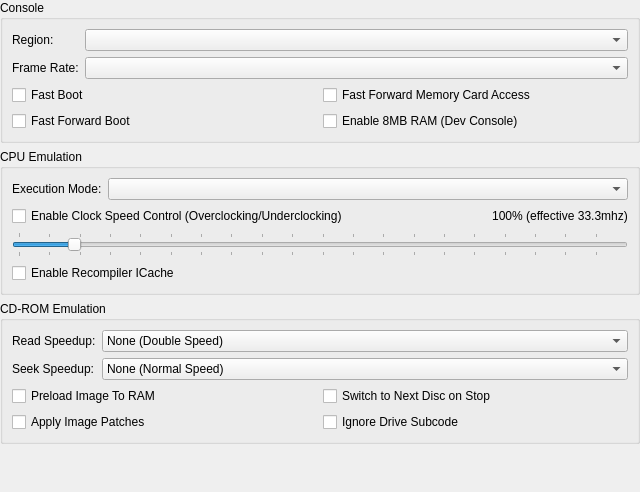
Above: src/duckstation-qt/consolesettingswidget.ui from stenzek/duckstation before the change. Below: the same form after it.
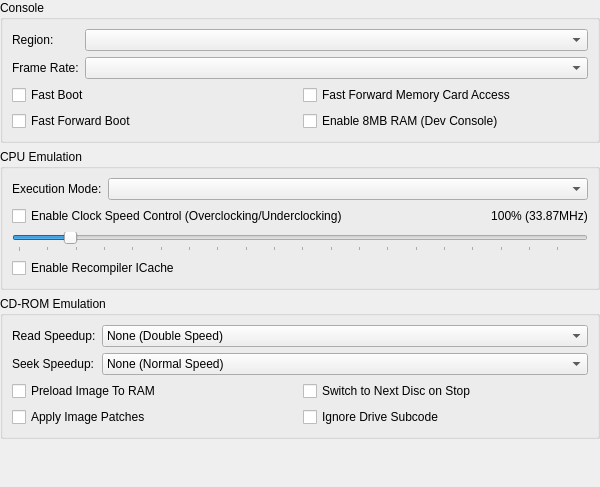
That is the form after the change.

Commit message: Qt: Polish sliders

The edit to the form file:
```diff
--- a/src/duckstation-qt/consolesettingswidget.ui
+++ b/src/duckstation-qt/consolesettingswidget.ui
@@ -6,8 +6,8 @@
    <rect>
     <x>0</x>
     <y>0</y>
-    <width>640</width>
-    <height>492</height>
+    <width>600</width>
+    <height>487</height>
    </rect>
   </property>
   <layout class="QVBoxLayout" name="verticalLayout">
@@ -125,7 +125,7 @@
         <item>
          <widget class="QLabel" name="cpuClockSpeedLabel">
           <property name="text">
-           <string>100% (effective 33.3mhz)</string>
+           <string>100% (33.87MHz)</string>
           </property>
           <property name="alignment">
            <set>Qt::AlignmentFlag::AlignCenter</set>
@@ -142,6 +142,12 @@
         <property name="maximum">
          <number>1000</number>
         </property>
+        <property name="singleStep">
+         <number>5</number>
+        </property>
+        <property name="pageStep">
+         <number>50</number>
+        </property>
         <property name="value">
          <number>100</number>
         </property>
@@ -149,7 +155,7 @@
          <enum>Qt::Orientation::Horizontal</enum>
         </property>
         <property name="tickPosition">
-         <enum>QSlider::TickPosition::TicksBothSides</enum>
+         <enum>QSlider::TickPosition::TicksBelow</enum>
         </property>
         <property name="tickInterval">
          <number>50</number>
```
The commit also changes 4 other files.
